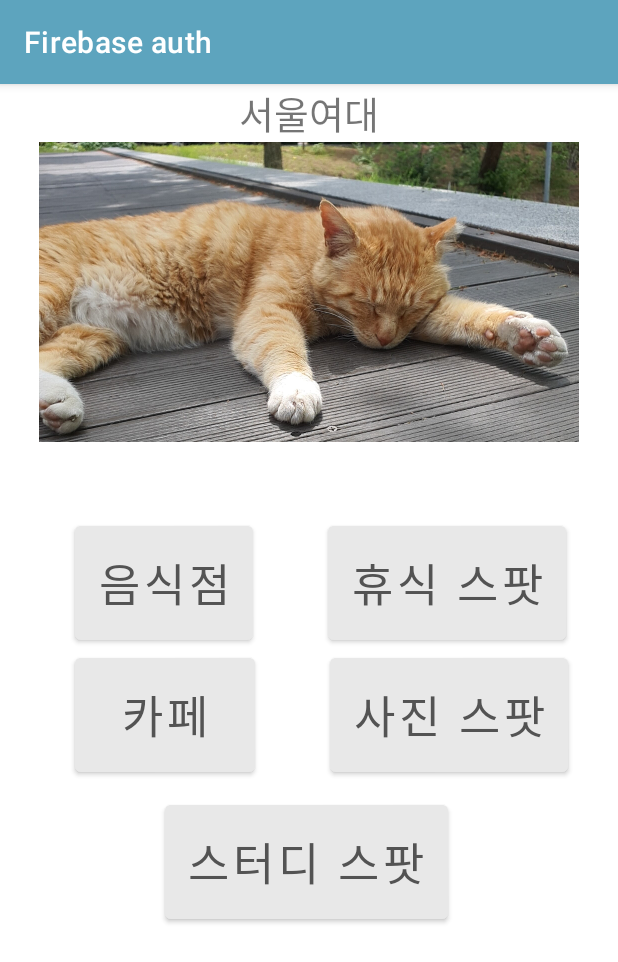
After one commit to HayeonLee88/Guru2, an Android app: the SwuInActivity screen opened directly, with no data from a screen before it, on a phone screen of 412 x 824 dp. The commit adds this screen. Shown: the top 962 px of the screen. Run offline under Robolectric (Android 15) with nearby library versions, the phone set to English and light mode, and no system bars.

Commit message:
테마 추가

```diff
--- a/app/src/main/AndroidManifest.xml
+++ b/app/src/main/AndroidManifest.xml
@@ -14,6 +14,9 @@
         <activity android:name=".views.ResetPwdActivity"></activity>
         <activity android:name=".views.SignInActivity" />
         <activity android:name=".views.CreateAccountActivity" />
+        <activity android:name=".views.SwuInActivity"/>
+        <activity android:name=".views.SwuOutActivity"/>
+        <activity android:name=".views.ThemaActivity"/>
         <activity android:name=".views.HomeActivity">
             <intent-filter>
                 <action android:name="android.intent.action.MAIN" />
--- /dev/null
+++ b/app/src/main/java/com/android/firebaseauth/views/SwuInActivity.kt
@@ -0,0 +1,52 @@
+package com.android.firebaseauth.views
+
+import android.content.Intent
+import androidx.appcompat.app.AppCompatActivity
+import android.os.Bundle
+import android.widget.Button
+import android.widget.ImageView
+import android.widget.TextView
+import com.android.firebaseauth.R
+
+class SwuInActivity : AppCompatActivity() {
+
+    lateinit var inTextView: TextView
+    lateinit var catimageView: ImageView
+    lateinit var btnFood: Button //음식점
+    lateinit var btnCafe: Button //카페
+    lateinit var btnRest: Button //휴식 스팟
+    lateinit var btnPhoto: Button //사진 스팟
+    lateinit var btnStudy: Button //스터디 스팟
+
+    override fun onCreate(savedInstanceState: Bundle?) {
+        super.onCreate(savedInstanceState)
+        setContentView(R.layout.activity_swuin)
+
+        btnFood = findViewById(R.id.btnFood)
+        btnCafe = findViewById(R.id.btnCafe)
+        btnPhoto = findViewById(R.id.btnPhoto)
+        btnRest = findViewById(R.id.btnRest)
+        btnStudy = findViewById(R.id.btnStudy)
+
+        btnFood.setOnClickListener {
+            val intent = Intent(this, SwuInActivity::class.java) // 음식점 리스트 화면으로 전환 (하진님이 여기 연결해주세요!!)
+            startActivity(intent)
+        }
+        btnCafe.setOnClickListener {
+            val intent = Intent(this, SwuOutActivity::class.java) // 카페 리스트 화면으로 전환
+            startActivity(intent)
+        }
+        btnRest.setOnClickListener {
+            val intent = Intent(this,SwuInActivity::class.java) // 쉴 곳 리스트 화면으로 전환
+            startActivity(intent)
+        }
+        btnPhoto.setOnClickListener {
+            val intent = Intent(this,SwuOutActivity::class.java) // 사진 스팟 리스트 화면으로 전환
+            startActivity(intent)
+        }
+        btnStudy.setOnClickListener {
+            val intent = Intent(this,SwuInActivity::class.java) // 스터디 스팟 리스트 화면으로 전환
+            startActivity(intent)
+        }
+    }
+}
--- /dev/null
+++ b/app/src/main/res/layout/activity_swuin.xml
@@ -0,0 +1,111 @@
+<?xml version="1.0" encoding="utf-8"?>
+<LinearLayout xmlns:android="http://schemas.android.com/apk/res/android"
+    xmlns:app="http://schemas.android.com/apk/res-auto"
+    xmlns:tools="http://schemas.android.com/tools"
+    android:layout_width="match_parent"
+    android:layout_height="match_parent"
+    android:orientation="vertical">
+
+    <LinearLayout
+        android:layout_width="match_parent"
+        android:layout_height="wrap_content"
+        android:gravity="center">
+
+        <TextView
+            android:id="@+id/inTextView"
+            android:layout_width="wrap_content"
+            android:layout_height="wrap_content"
+            android:text="서울여대"
+            android:textSize="25sp" />
+
+    </LinearLayout>
+
+    <LinearLayout
+        android:layout_width="match_parent"
+        android:layout_height="wrap_content">
+        <ImageView
+            android:id="@+id/catimageView"
+            android:layout_width="match_parent"
+            android:layout_height="200dp"
+            app:srcCompat="@drawable/cat" />
+
+    </LinearLayout>
+
+    <LinearLayout
+        android:layout_width="match_parent"
+        android:layout_height="wrap_content">
+
+        <Button
+            android:id="@+id/btnFood"
+            android:layout_width="wrap_content"
+            android:layout_height="wrap_content"
+            android:layout_marginLeft="50dp"
+            android:layout_marginTop="50dp"
+            android:backgroundTint="#E8E8E8"
+            android:gravity="center"
+            android:padding="15dp"
+            android:text="음식점"
+            android:textColor="#FF535353"
+            android:textSize="30sp" />
+
+        <Button
+            android:id="@+id/btnRest"
+            android:layout_width="wrap_content"
+            android:layout_height="wrap_content"
+            android:layout_marginLeft="50dp"
+            android:layout_marginTop="50dp"
+            android:backgroundTint="#E8E8E8"
+            android:padding="15dp"
+            android:text="휴식 스팟"
+            android:textColor="#FF535353"
+            android:textSize="30sp" />
+    </LinearLayout>
+
+    <LinearLayout
+        android:layout_width="match_parent"
+        android:layout_height="wrap_content">
+
+        <Button
+            android:id="@+id/btnCafe"
+            android:layout_width="120dp"
+            android:layout_height="wrap_content"
+            android:layout_marginLeft="50dp"
+            android:backgroundTint="#E8E8E8"
+            android:padding="15dp"
+            android:text="카페"
+            android:textColor="#FF535353"
+            android:textSize="30sp" />
+
+        <Button
+            android:id="@+id/btnPhoto"
+            android:layout_width="wrap_content"
+            android:layout_height="wrap_content"
+            android:layout_marginLeft="50dp"
+            android:backgroundTint="#E8E8E8"
+            android:padding="15dp"
+            android:text="사진 스팟"
+            android:textColor="#FF535353"
+            android:textSize="30sp" />
+    </LinearLayout>
+
+    <LinearLayout
+        android:layout_width="match_parent"
+        android:layout_height="wrap_content">
+
+        <Button
+            android:id="@+id/btnStudy"
+            android:layout_width="wrap_content"
+            android:layout_height="wrap_content"
+            android:layout_marginLeft="110dp"
+            android:layout_marginTop="10dp"
+            android:backgroundTint="#E8E8E8"
+            android:gravity="center"
+            android:padding="15dp"
+            android:text="스터디 스팟"
+            android:textColor="#FF535353"
+            android:textSize="30sp" />
+    </LinearLayout>
+
+
+
+</LinearLayout>
--- a/app/src/main/res/values/strings.xml
+++ b/app/src/main/res/values/strings.xml
@@ -8,6 +8,8 @@
     <string name="create_account">Create account</string>
     <string name="reset_password">Reset password</string>
     <string name="you_are_signed_in">You are signed in</string>
+    <string name="start" translatable="false">Start</string>
     <string name="sign_up">Sign up</string>
     <string name="sign_out">Sign out</string>
+
 </resources>
--- a/app/src/main/res/values/themes.xml
+++ b/app/src/main/res/values/themes.xml
@@ -2,8 +2,8 @@
     <!-- Base application theme. -->
     <style name="Theme.FirebaseAuth" parent="Theme.MaterialComponents.DayNight.DarkActionBar">
         <!-- Primary brand color. -->
-        <item name="colorPrimary">@color/purple_500</item>
-        <item name="colorPrimaryVariant">@color/purple_700</item>
+        <item name="colorPrimary">#5DA4BE</item>
+        <item name="colorPrimaryVariant">#A1CDE1</item>
         <item name="colorOnPrimary">@color/white</item>
         <!-- Secondary brand color. -->
         <item name="colorSecondary">@color/teal_200</item>
```
Also changed, not shown: app/src/main/java/com/android/firebaseauth/views/HomeActivity.kt (+9 -0 lines), app/src/main/java/com/android/firebaseauth/views/SwuOutActivity.kt (added, +52 -0 lines), app/src/main/java/com/android/firebaseauth/views/ThemaActivity.kt (added, +29 -0 lines), app/src/main/res/layout/activity_home.xml (+12 -0 lines), app/src/main/res/layout/activity_swuout.xml (added, +108 -0 lines), app/src/main/res/layout/activity_thema.xml (added, +46 -0 lines), app/src/main/res/drawable/cat.jpg (added).
